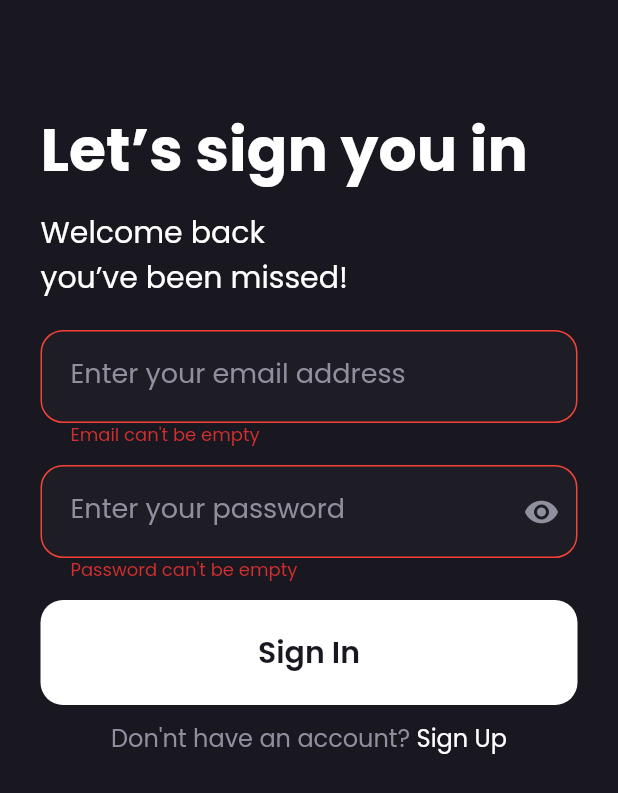
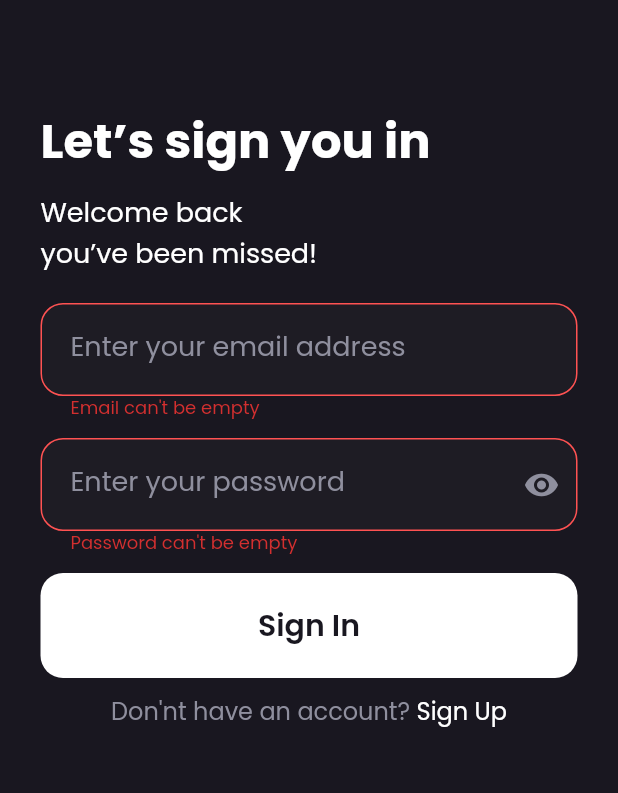
Before and after one commit to zainabaljifri/lets-chat, a Flutter app: the screen it shows after launch, after a tap on "Sign In", on a phone screen of 412 x 824 dp. Shown: the top 793 px of the screen. Run offline on Flutter 3.47's test engine with Material 2 defaults, Android fonts, the phone set to English and light mode, and no system bars; our stand-ins replace firebase_auth, firebase_core; accounts and stored records are empty.

```diff
--- a/lib/constants.dart
+++ b/lib/constants.dart
@@ -19,5 +19,5 @@ final kFocusedBorder = OutlineInputBorder(
 
 final kErrorBorder = OutlineInputBorder(
   borderRadius: kBorderRadius,
-  borderSide: const BorderSide(color: Colors.red),
+  borderSide: const BorderSide(color: Colors.redAccent),
 );
--- a/lib/main.dart
+++ b/lib/main.dart
@@ -1,9 +1,12 @@
 import 'package:flutter/material.dart';
 import 'screens/signup.dart';
 import 'screens/signin.dart';
-import 'constants.dart';
+import 'theme/theme.dart';
+import 'package:firebase_core/firebase_core.dart';
 
-void main() {
+void main() async {
+  WidgetsFlutterBinding.ensureInitialized();
+  await Firebase.initializeApp();
   runApp(const LetsChat());
 }
 
@@ -14,16 +17,7 @@ class LetsChat extends StatelessWidget {
   Widget build(BuildContext context) {
     return MaterialApp(
       debugShowCheckedModeBanner: false,
-      // home: const SignIn(),
-      theme: ThemeData(
-          fontFamily: "Poppins",
-          brightness: Brightness.dark,
-          scaffoldBackgroundColor: kBGColor,
-          appBarTheme: const AppBarTheme(
-              backgroundColor: kBGColor,
-              elevation: 0,
-              toolbarHeight: 120,
-              centerTitle: false)),
+      theme: themeDark,
       routes: <String, WidgetBuilder>{
         '/': (_) => const SignIn(), // Login Page
         // '/profile': (_) => const Profile(), // Home Page
--- a/lib/screens/signin.dart
+++ b/lib/screens/signin.dart
@@ -35,12 +35,12 @@ class _SignInState extends State<SignIn> {
             crossAxisAlignment: CrossAxisAlignment.start,
             children: [
               const Text("Let’s sign you in",
-                  style: TextStyle(fontSize: 40, fontWeight: FontWeight.w700)),
+                  style: TextStyle(fontSize: 32, fontWeight: FontWeight.w700)),
               const Padding(
                 padding: EdgeInsets.only(top: 10, bottom: 20),
                 child: Text(
                     'Welcome back\nyou’ve been missed!',
-                    style: TextStyle(fontSize: 20)),
+                    style: TextStyle(fontSize: 18)),
               ),
               Form(
                 key: _formKey,
--- /dev/null
+++ b/lib/theme/theme.dart
@@ -0,0 +1,12 @@
+import 'package:flutter/material.dart';
+import 'package:lets_chat/constants.dart';
+
+final themeDark = ThemeData(
+fontFamily: "Poppins",
+brightness: Brightness.dark,
+scaffoldBackgroundColor: kBGColor,
+appBarTheme: const AppBarTheme(
+backgroundColor: kBGColor,
+elevation: 0,
+toolbarHeight: 120,
+centerTitle: false));
--- a/pubspec.yaml
+++ b/pubspec.yaml
@@ -36,6 +36,10 @@ dependencies:
   # The following adds the Cupertino Icons font to your application.
   # Use with the CupertinoIcons class for iOS style icons.
   cupertino_icons: ^1.0.2
+  firebase_core: ^2.1.1
+  firebase_auth: ^4.1.1
+  cloud_firestore: ^4.0.4
+  firebase_database: ^10.0.4
 
 dev_dependencies:
   flutter_test:
```
Also changed, not shown: lib/screens/signup.dart (+8 -3 lines), pubspec.lock, 4 other files.
